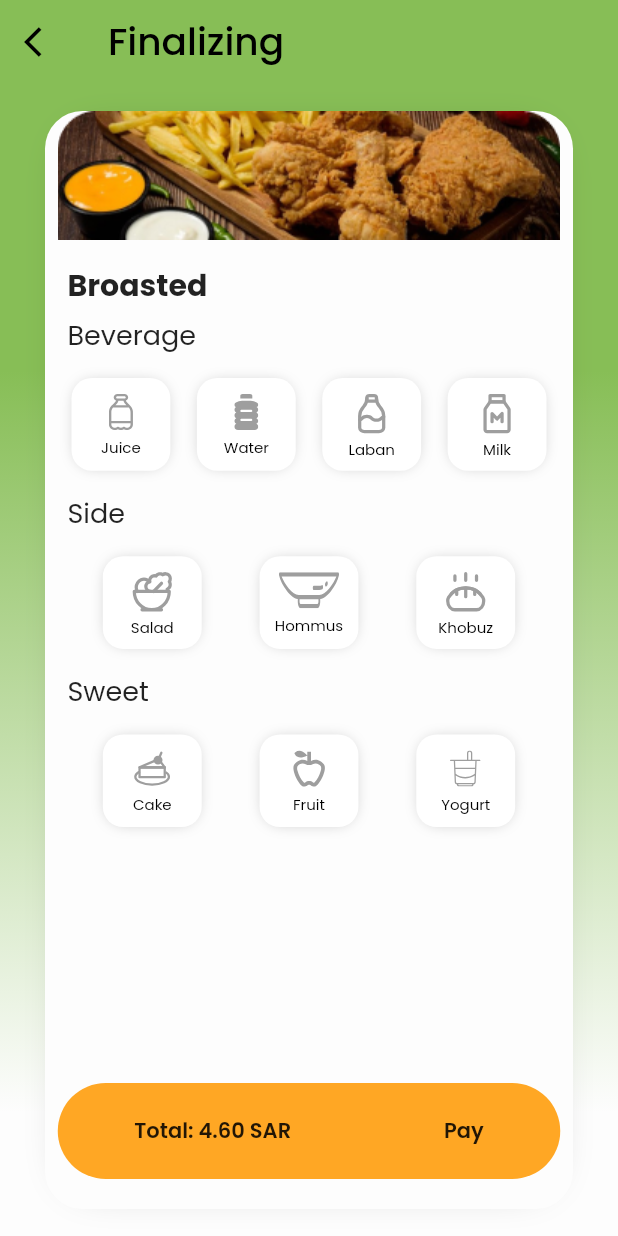
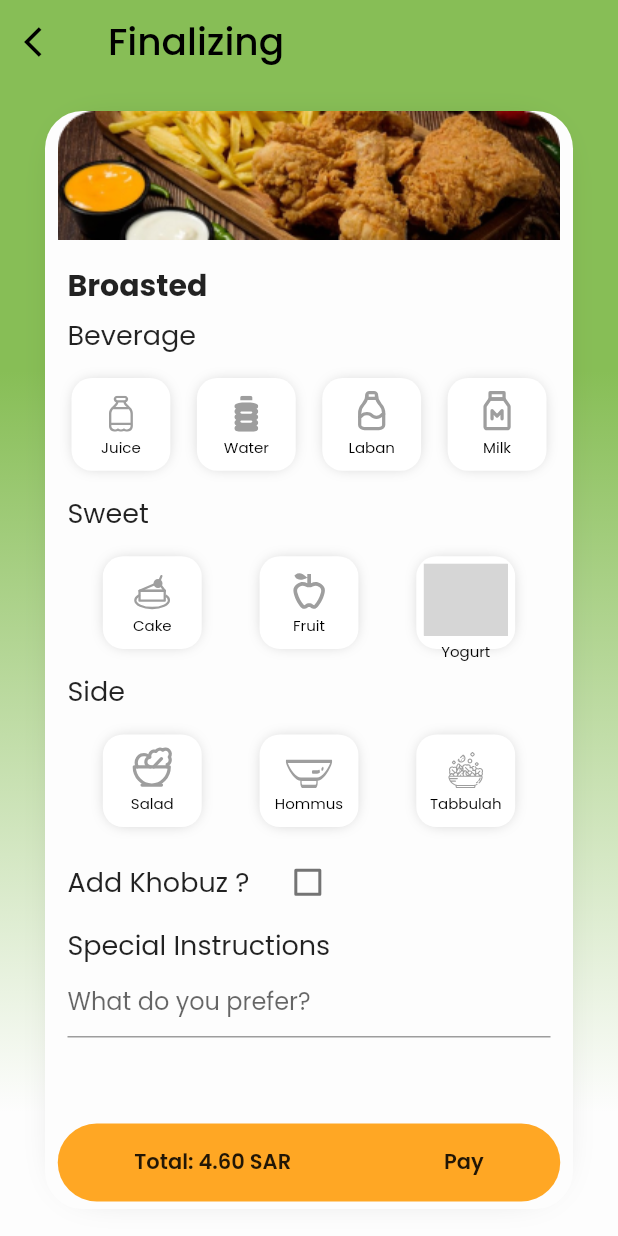
Before and after one commit to ivipblack/Pixelated, a Flutter app: the screen it shows once a user with an empty profile is signed in, on a phone screen of 412 x 824 dp. Run offline on Flutter 3.47's test engine with Material 2 defaults, Android fonts, the phone set to English and light mode, and no system bars; our stand-ins replace cloud_firestore, email_validator, firebase_auth, firebase_core, flutter_hooks, flutter_svg and 4 more; missing offline and left inert: switcher; accounts and stored records are empty; network calls fail; grey boxes are pictures that could not be loaded.

Commit message:
OrderDetailsPage DONEEE

```diff
--- a/lib/data/view_models/orderVm.dart
+++ b/lib/data/view_models/orderVm.dart
@@ -30,8 +30,8 @@ class OrderVM {
       iconPath: 'assets/hummus.svg',
     ),
     OrderCardModel(
-      label: 'Khobuz',
-      iconPath: 'assets/khobuz.svg',
+      label: 'Tabbulah',
+      iconPath: 'assets/tabbulah.svg',
     ),
   ];
   static List<OrderCardModel> sweetList = [
--- a/lib/main.dart
+++ b/lib/main.dart
@@ -60,7 +60,7 @@ class MainPage extends StatelessWidget {
               child: Text('Something went wrong'),
             );
           } else if (snapshot.hasData) {
-            return OrderDetails();
+            return const OrderDetails();
           } else {
             return const LoginView();
           }
--- a/lib/screens/order_details.dart
+++ b/lib/screens/order_details.dart
@@ -38,7 +38,7 @@ class OrderDetails extends StatelessWidget {
             },
           ),
         ),
-        body: const OrderContainer(),
+        body: OrderContainer(),
       ),
     );
   }
--- a/lib/widgets/order/order_card.dart
+++ b/lib/widgets/order/order_card.dart
@@ -7,18 +7,20 @@ class OrderCard extends StatelessWidget {
     super.key,
     required this.onTap,
     required this.orderModel,
+    required this.isSelected,
   });
 
   final VoidCallback onTap;
   final OrderCardModel orderModel;
+  final bool isSelected;
 
   @override
   Widget build(BuildContext context) {
     double width = MediaQuery.of(context).size.width;
     double height = MediaQuery.of(context).size.height;
-    print(width * 0.16);
-    return Container(
-      //make a box height and width
+    return InkWell(
+      onTap: onTap,
+      child: Container(
         height: height * 0.075,
         width: width * 0.16,
         decoration: BoxDecoration(
@@ -27,20 +29,24 @@ class OrderCard extends StatelessWidget {
           boxShadow: [
             BoxShadow(
               color: Colors.grey.withOpacity(0.5),
-            spreadRadius: -2,
+              spreadRadius: isSelected ? 1 : -2,
               blurRadius: 7,
             ),
           ],
         ),
         child: Padding(
           padding: const EdgeInsets.all(5.0),
-        child:
-            Column(mainAxisAlignment: MainAxisAlignment.spaceAround, children: [
+          child: Column(mainAxisAlignment: MainAxisAlignment.end, children: [
             SvgPicture.asset(
               orderModel.iconPath,
-            color: Colors.grey,
+              color: isSelected ? Colors.black : Colors.grey,
             ),
-          Text(
+            const SizedBox(
+              height: 10,
+            ),
+            Padding(
+              padding: const EdgeInsets.only(bottom: 6.0),
+              child: Text(
                 orderModel.label,
                 style: const TextStyle(
                   height: 0.5,
@@ -48,7 +54,9 @@ class OrderCard extends StatelessWidget {
                   fontSize: 10,
                 ),
               ),
+            ),
           ]),
+        ),
       ),
     );
   }
--- a/lib/widgets/order/order_container.dart
+++ b/lib/widgets/order/order_container.dart
@@ -1,12 +1,28 @@
+import 'package:firebase_auth/firebase_auth.dart';
 import 'package:flutter/material.dart';
+import 'package:flutter_hooks/flutter_hooks.dart';
 import 'package:pixelated/constants/colors.dart';
 import 'package:pixelated/data/view_models/orderVm.dart';
 import 'package:pixelated/widgets/order/order_card.dart';
 
-class OrderContainer extends StatelessWidget {
-  const OrderContainer({super.key});
+class OrderContainer extends HookWidget {
+  OrderContainer({super.key});
+  String selectedBeverage = '';
+  String selectedSide = '';
+  String selectedSweet = '';
+
   @override
   Widget build(BuildContext context) {
+    final controller = useTextEditingController(text: '');
+
+    final beverageSelectedIndex = useState(-1);
+    final sideSelectedIndex = useState(-1);
+    final sweetSelectedIndex = useState(-1);
+    final isKhobuzSelected = useState(false);
+    //get user id
+    final userID = FirebaseAuth.instance.currentUser!.uid;
+    final phoneNumber = FirebaseAuth.instance.currentUser!.phoneNumber;
+
     final height = MediaQuery.of(context).size.height;
     final width = MediaQuery.of(context).size.width;
 
@@ -30,6 +46,9 @@ class OrderContainer extends StatelessWidget {
             Image.asset(
               'assets/brosted.png',
             ),
+            Expanded(
+              child: ListView(
+                children: [
                   const Padding(
                     padding: EdgeInsets.fromLTRB(15, 15, 15, 0),
                     child: Align(
@@ -59,9 +78,48 @@ class OrderContainer extends StatelessWidget {
                   Row(
                     mainAxisAlignment: MainAxisAlignment.spaceEvenly,
                     children: OrderVM.beverageList
+                        .map(
+                          (beverageCard) => OrderCard(
+                            orderModel: beverageCard,
+                            onTap: () {
+                              beverageSelectedIndex.value =
+                                  OrderVM.beverageList.indexOf(beverageCard);
+                              selectedBeverage = OrderVM
+                                  .beverageList[beverageSelectedIndex.value]
+                                  .label;
+                            },
+                            isSelected: beverageSelectedIndex.value ==
+                                OrderVM.beverageList.indexOf(beverageCard),
+                          ),
+                        )
+                        .toList(),
+                  ),
+
+                  const Padding(
+                    padding: EdgeInsets.fromLTRB(15, 15, 15, 15),
+                    child: Align(
+                      alignment: Alignment.centerLeft,
+                      child: Text(
+                        'Sweet',
+                        style: TextStyle(
+                          fontSize: 18,
+                        ),
+                      ),
+                    ),
+                  ),
+                  Row(
+                    mainAxisAlignment: MainAxisAlignment.spaceEvenly,
+                    children: OrderVM.sweetList
                         .map((beverageCard) => OrderCard(
                               orderModel: beverageCard,
-                        onTap: () {},
+                              onTap: () {
+                                sweetSelectedIndex.value =
+                                    OrderVM.sweetList.indexOf(beverageCard);
+                                selectedSweet = OrderVM
+                                    .sweetList[sweetSelectedIndex.value].label;
+                              },
+                              isSelected: sweetSelectedIndex.value ==
+                                  OrderVM.sweetList.indexOf(beverageCard),
                             ))
                         .toList(),
                   ),
@@ -82,41 +140,75 @@ class OrderContainer extends StatelessWidget {
                     children: OrderVM.sidesList
                         .map((beverageCard) => OrderCard(
                               orderModel: beverageCard,
-                        onTap: () {},
+                              onTap: () {
+                                sideSelectedIndex.value =
+                                    OrderVM.sidesList.indexOf(beverageCard);
+
+                                selectedSide = OrderVM
+                                    .sidesList[sideSelectedIndex.value].label;
+                              },
+                              isSelected: sideSelectedIndex.value ==
+                                  OrderVM.sidesList.indexOf(beverageCard),
                             ))
                         .toList(),
                   ),
+                  SizedBox(
+                    height: height * 0.01,
+                  ),
+                  Row(
+                    mainAxisAlignment: MainAxisAlignment.start,
+                    children: [
                       const Padding(
                         padding: EdgeInsets.fromLTRB(15, 15, 15, 15),
                         child: Align(
-                alignment: Alignment.centerLeft,
                           child: Text(
-                  'Sweet',
+                            'Add Khobuz ?',
                             style: TextStyle(
                               fontSize: 18,
                             ),
                           ),
                         ),
                       ),
-            Row(
-              mainAxisAlignment: MainAxisAlignment.spaceEvenly,
-              children: OrderVM.sweetList
-                  .map((beverageCard) => OrderCard(
-                        orderModel: beverageCard,
-                        onTap: () {},
-                      ))
-                  .toList(),
+                      Checkbox(
+                          value: isKhobuzSelected.value,
+                          onChanged: (value) {
+                            isKhobuzSelected.value = value!;
+                            print(isKhobuzSelected.value);
+                          }),
+                    ],
                   ),
-            SizedBox(
-              height: height * 0.08,
+                  //textfield
+                  const Padding(
+                    padding: EdgeInsets.fromLTRB(15, 0, 15, 0),
+                    child: Align(
+                      alignment: Alignment.centerLeft,
+                      child: Text(
+                        'Special Instructions',
+                        style: TextStyle(
+                          fontSize: 18,
                         ),
-            const Spacer(),
+                      ),
+                    ),
+                  ),
+                  //make a textfield with padding without border
                   Padding(
-              padding: const EdgeInsets.only(bottom: 20),
+                    padding: EdgeInsets.fromLTRB(15, 0, 15, 15),
+                    child: TextField(
+                      controller: controller,
+                      decoration: const InputDecoration(
+                        hintText: 'What do you prefer?',
+                      ),
+                    ),
+                  ),
+                ],
+              ),
+            ),
+            Padding(
+              padding: const EdgeInsets.only(bottom: 5),
               child: InkWell(
                 onTap: () {},
                 child: Container(
-                  height: 64,
+                  height: 52,
                   width: 335,
                   decoration: BoxDecoration(
                     color: MyColors.myOrange,
```
Also changed, not shown: assets/hummus.svg, assets/tabbulah.svg (added), assets/yoghurt.svg (renamed from assets/yoghurt2.svg). Lines whose indentation alone changed are shown as unchanged.
